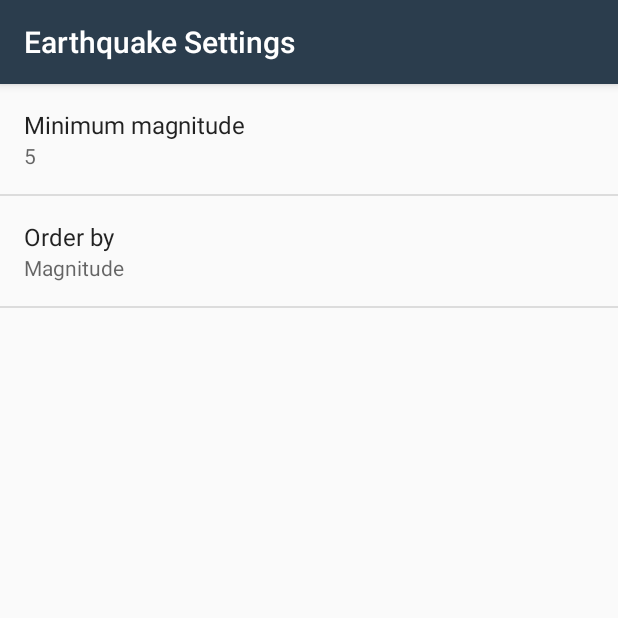
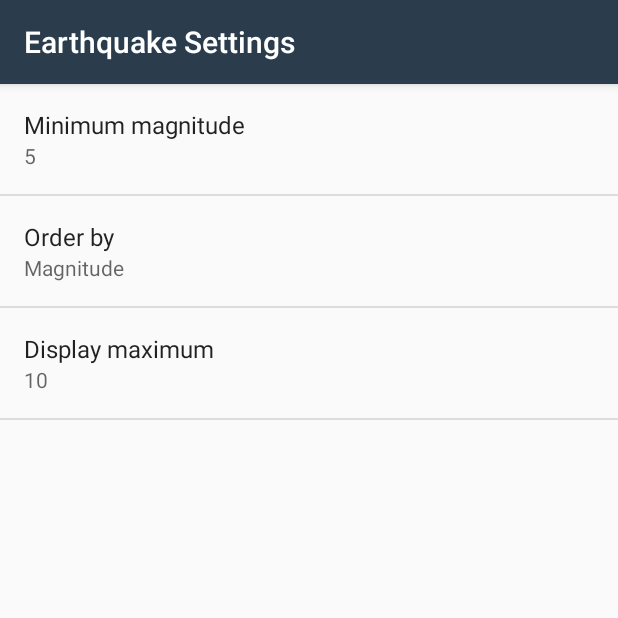
Before and after one commit to kolboch/Android-Development, an Android app: the screen it shows after launch (SettingsActivity), after a tap on "Settings", on a phone screen of 412 x 824 dp, the top half of it. Run offline under Robolectric (Android 15) with nearby library versions, the phone set to English and light mode, and no system bars.

Commit message:
Added option to limit maximum earthquakes displayed

```diff
--- a/QuakeReport/app/src/main/java/com/example/android/quakereport/EarthquakeActivity.java
+++ b/QuakeReport/app/src/main/java/com/example/android/quakereport/EarthquakeActivity.java
@@ -119,10 +119,13 @@ public class EarthquakeActivity extends AppCompatActivity implements LoaderCallb
         String orderBy = sharedPrefs.getString(
                 getString(R.string.settings_order_by_key),
                 getString(R.string.settings_order_by_default));
+        String displayLimit = sharedPrefs.getString(
+                getString(R.string.settings_display_limit_key),
+                getString(R.string.settings_display_limit_default));
         Uri baseUri = Uri.parse(QUERY_URL_BASE);
         Uri.Builder uriBuilder = baseUri.buildUpon();
         uriBuilder.appendQueryParameter("format", "geojson");
-        uriBuilder.appendQueryParameter("limit", "10");
+        uriBuilder.appendQueryParameter("limit", displayLimit);
         uriBuilder.appendQueryParameter("minmag", minMagnitude);
         uriBuilder.appendQueryParameter("orderby", orderBy);
 
--- a/QuakeReport/app/src/main/java/com/example/android/quakereport/SettingsActivity.java
+++ b/QuakeReport/app/src/main/java/com/example/android/quakereport/SettingsActivity.java
@@ -28,9 +28,11 @@ public class SettingsActivity extends AppCompatActivity {
 
             Preference minMagnitude = findPreference(getString(R.string.settings_min_magnitude_key));
             Preference orderBy = findPreference(getString(R.string.settings_order_by_key));
+            Preference maxToDisplay = findPreference(getString(R.string.settings_display_limit_key));
 
             bindPreferenceSummaryToValue(minMagnitude);
             bindPreferenceSummaryToValue(orderBy);
+            bindPreferenceSummaryToValue(maxToDisplay);
         }
 
         private void bindPreferenceSummaryToValue(Preference preference) {
--- a/QuakeReport/app/src/main/res/values/strings.xml
+++ b/QuakeReport/app/src/main/res/values/strings.xml
@@ -14,17 +14,26 @@
      limitations under the License.
 -->
 <resources>
+    <!-- app_name, message for no earthquakes and no internet connection -->
     <string name="app_name">Quake Report</string>
     <string name="no_earthquakes">No earthquakes to display!</string>
     <string name="no_internet">No Internet connection.</string>
 
+    <!-- settings Activity strings -->
     <string name="settings_menu_item">Settings</string>
     <string name="settings_title">Earthquake Settings</string>
 
+    <!-- settings magnitude label, key, default -->
     <string name="settings_min_magnitude_label">Minimum magnitude</string>
     <string name="settings_min_magnitude_key" translatable="false">min_magnitude</string>
     <string name="setting_min_magnitude_default" translatable="false">5</string>
 
+    <!-- settings maximume earthquakes to display - label, key, default -->
+    <string name="settings_display_limit_label">Display maximum</string>
+    <string name="settings_display_limit_key" translatable="false">limit</string>
+    <string name="settings_display_limit_default" translatable="false">10</string>
+
+    <!-- settings order_by label, key, default -->
     <string name="settings_order_by_label">Order by</string>
     <string name="settings_order_by_key" translatable="false">order_by</string>
     <string name="settings_order_by_default" translatable="false">@string/settings_order_by_magnitude_value</string>
--- a/QuakeReport/app/src/main/res/xml/settings_main.xml
+++ b/QuakeReport/app/src/main/res/xml/settings_main.xml
@@ -13,4 +13,10 @@
         android:entryValues="@array/settings_order_by_values"
         android:key="@string/settings_order_by_key"
         android:title="@string/settings_order_by_label"/>
+    <EditTextPreference
+        android:defaultValue="@string/settings_display_limit_default"
+        android:inputType="numberDecimal"
+        android:key="@string/settings_display_limit_key"
+        android:selectAllOnFocus="true"
+        android:title="@string/settings_display_limit_label"/>
 </PreferenceScreen>
```
